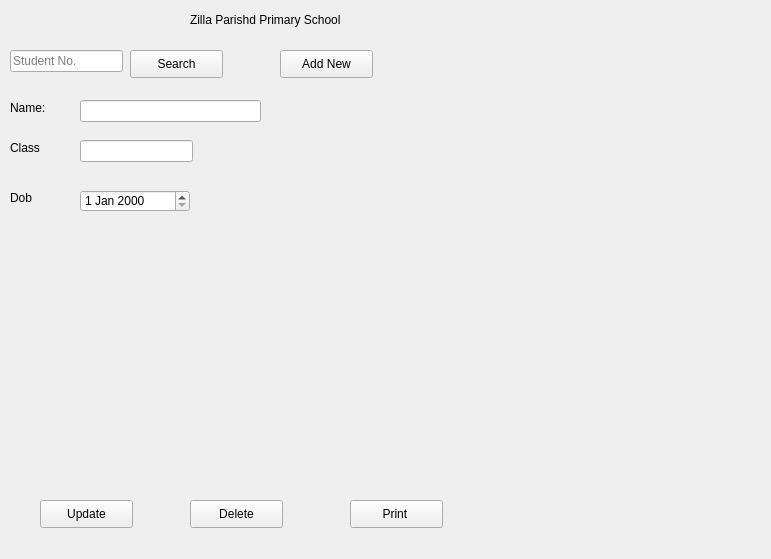
Old version of the form design/main.ui in the repository Frost-fusion/TC_.
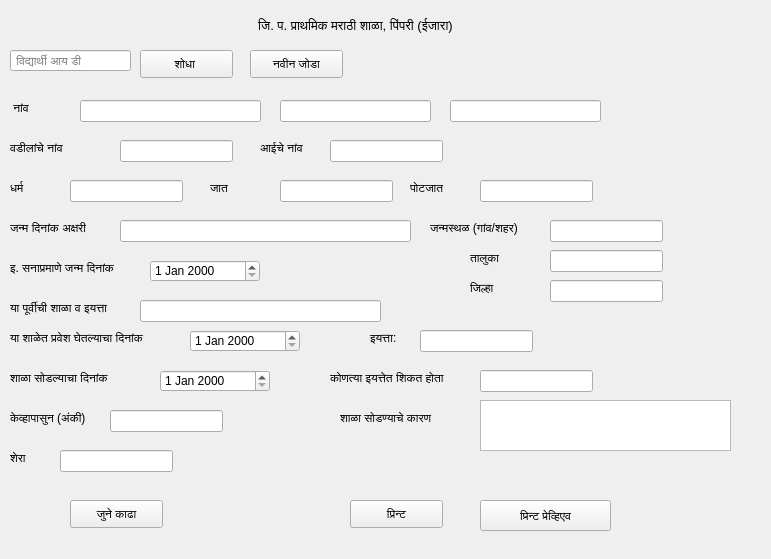
New version of the form.

Patch:
```diff
--- a/design/main.ui
+++ b/design/main.ui
@@ -18,12 +18,23 @@
     <rect>
      <x>190</x>
      <y>10</y>
-     <width>221</width>
-     <height>20</height>
+     <width>331</width>
+     <height>31</height>
     </rect>
    </property>
+   <property name="font">
+    <font>
+     <pointsize>10</pointsize>
+    </font>
+   </property>
+   <property name="layoutDirection">
+    <enum>Qt::LeftToRight</enum>
+   </property>
    <property name="text">
-    <string>Zilla Parishd Primary School</string>
+    <string>जि. प. प्राथमिक मराठी शाळा, पिंपरी (ईजारा)</string>
+   </property>
+   <property name="alignment">
+    <set>Qt::AlignCenter</set>
    </property>
   </widget>
   <widget class="QLineEdit" name="lineEdit">
@@ -31,25 +42,25 @@
     <rect>
      <x>10</x>
      <y>50</y>
-     <width>113</width>
-     <height>22</height>
+     <width>121</width>
+     <height>21</height>
     </rect>
    </property>
    <property name="placeholderText">
-    <string>Student No.</string>
+    <string> विद्यार्थी आय डी</string>
    </property>
   </widget>
   <widget class="QPushButton" name="pushButton">
    <property name="geometry">
     <rect>
-     <x>130</x>
+     <x>140</x>
      <y>50</y>
      <width>93</width>
      <height>28</height>
     </rect>
    </property>
    <property name="text">
-    <string>Search</string>
+    <string>शोधा </string>
    </property>
   </widget>
   <widget class="QLineEdit" name="lineEdit_2">
@@ -72,46 +83,46 @@
     </rect>
    </property>
    <property name="text">
-    <string>Name:</string>
+    <string> नांव</string>
    </property>
   </widget>
   <widget class="QPushButton" name="pushButton_2">
    <property name="geometry">
     <rect>
-     <x>40</x>
+     <x>480</x>
      <y>500</y>
-     <width>93</width>
-     <height>28</height>
+     <width>131</width>
+     <height>31</height>
     </rect>
    </property>
    <property name="text">
-    <string>Update</string>
+    <string>प्रिन्ट प्रेव्हिएव</string>
    </property>
   </widget>
   <widget class="QPushButton" name="pushButton_3">
    <property name="geometry">
     <rect>
-     <x>280</x>
+     <x>250</x>
      <y>50</y>
      <width>93</width>
      <height>28</height>
     </rect>
    </property>
    <property name="text">
-    <string>Add New</string>
+    <string>नवीन जोडा</string>
    </property>
   </widget>
   <widget class="QPushButton" name="pushButton_4">
    <property name="geometry">
     <rect>
-     <x>190</x>
+     <x>70</x>
      <y>500</y>
      <width>93</width>
      <height>28</height>
     </rect>
    </property>
    <property name="text">
-    <string>Delete</string>
+    <string>जुने काढा</string>
    </property>
   </widget>
   <widget class="QPushButton" name="please">
@@ -124,7 +135,7 @@
     </rect>
    </property>
    <property name="text">
-    <string>Print </string>
+    <string>प्रिन्ट</string>
    </property>
    <property name="checkable">
     <bool>false</bool>
@@ -138,18 +149,18 @@
     <rect>
      <x>10</x>
      <y>140</y>
-     <width>55</width>
+     <width>81</width>
      <height>16</height>
     </rect>
    </property>
    <property name="text">
-    <string>Class</string>
+    <string>वडीलांचे नांव</string>
    </property>
   </widget>
   <widget class="QLineEdit" name="classLineEdit">
    <property name="geometry">
     <rect>
-     <x>80</x>
+     <x>120</x>
      <y>140</y>
      <width>113</width>
      <height>22</height>
@@ -161,27 +172,460 @@
     </font>
    </property>
   </widget>
-  <widget class="QDateEdit" name="dateEdit">
-   <property name="geometry">
-    <rect>
-     <x>80</x>
-     <y>190</y>
-     <width>110</width>
-     <height>22</height>
-    </rect>
-   </property>
-  </widget>
   <widget class="QLabel" name="label_4">
    <property name="geometry">
     <rect>
      <x>10</x>
-     <y>190</y>
+     <y>220</y>
+     <width>101</width>
+     <height>16</height>
+    </rect>
+   </property>
+   <property name="text">
+    <string>जन्म दिनांक अक्षरी</string>
+   </property>
+  </widget>
+  <widget class="QLineEdit" name="middleName">
+   <property name="geometry">
+    <rect>
+     <x>280</x>
+     <y>100</y>
+     <width>151</width>
+     <height>22</height>
+    </rect>
+   </property>
+  </widget>
+  <widget class="QLineEdit" name="lastname">
+   <property name="geometry">
+    <rect>
+     <x>450</x>
+     <y>100</y>
+     <width>151</width>
+     <height>22</height>
+    </rect>
+   </property>
+  </widget>
+  <widget class="QLabel" name="label_5">
+   <property name="geometry">
+    <rect>
+     <x>260</x>
+     <y>140</y>
+     <width>61</width>
+     <height>16</height>
+    </rect>
+   </property>
+   <property name="text">
+    <string>आईचे नांव</string>
+   </property>
+  </widget>
+  <widget class="QLineEdit" name="mothername">
+   <property name="geometry">
+    <rect>
+     <x>330</x>
+     <y>140</y>
+     <width>113</width>
+     <height>22</height>
+    </rect>
+   </property>
+   <property name="font">
+    <font>
+     <family>Kruti Dev 010</family>
+    </font>
+   </property>
+  </widget>
+  <widget class="QLabel" name="label_6">
+   <property name="geometry">
+    <rect>
+     <x>10</x>
+     <y>180</y>
      <width>55</width>
      <height>16</height>
     </rect>
    </property>
    <property name="text">
-    <string>Dob</string>
+    <string>धर्म</string>
+   </property>
+  </widget>
+  <widget class="QLabel" name="label_7">
+   <property name="geometry">
+    <rect>
+     <x>210</x>
+     <y>180</y>
+     <width>55</width>
+     <height>16</height>
+    </rect>
+   </property>
+   <property name="text">
+    <string>जात</string>
+   </property>
+  </widget>
+  <widget class="QLabel" name="label_8">
+   <property name="geometry">
+    <rect>
+     <x>410</x>
+     <y>180</y>
+     <width>55</width>
+     <height>16</height>
+    </rect>
+   </property>
+   <property name="text">
+    <string>पोटजात</string>
+   </property>
+  </widget>
+  <widget class="QLineEdit" name="religion">
+   <property name="geometry">
+    <rect>
+     <x>70</x>
+     <y>180</y>
+     <width>113</width>
+     <height>22</height>
+    </rect>
+   </property>
+   <property name="font">
+    <font>
+     <family>Kruti Dev 010</family>
+    </font>
+   </property>
+  </widget>
+  <widget class="QLineEdit" name="caste">
+   <property name="geometry">
+    <rect>
+     <x>280</x>
+     <y>180</y>
+     <width>113</width>
+     <height>22</height>
+    </rect>
+   </property>
+   <property name="font">
+    <font>
+     <family>Kruti Dev 010</family>
+    </font>
+   </property>
+  </widget>
+  <widget class="QLineEdit" name="subcaste">
+   <property name="geometry">
+    <rect>
+     <x>480</x>
+     <y>180</y>
+     <width>113</width>
+     <height>22</height>
+    </rect>
+   </property>
+   <property name="font">
+    <font>
+     <family>Kruti Dev 010</family>
+    </font>
+   </property>
+  </widget>
+  <widget class="QLineEdit" name="dob">
+   <property name="geometry">
+    <rect>
+     <x>120</x>
+     <y>220</y>
+     <width>291</width>
+     <height>22</height>
+    </rect>
+   </property>
+  </widget>
+  <widget class="QLabel" name="label_9">
+   <property name="geometry">
+    <rect>
+     <x>430</x>
+     <y>220</y>
+     <width>121</width>
+     <height>16</height>
+    </rect>
+   </property>
+   <property name="text">
+    <string>जन्मस्थळ (गांव/शहर)</string>
+   </property>
+  </widget>
+  <widget class="QLineEdit" name="birthPlace">
+   <property name="geometry">
+    <rect>
+     <x>550</x>
+     <y>220</y>
+     <width>113</width>
+     <height>22</height>
+    </rect>
+   </property>
+   <property name="font">
+    <font>
+     <family>Kruti Dev 010</family>
+    </font>
+   </property>
+  </widget>
+  <widget class="QLabel" name="label_10">
+   <property name="geometry">
+    <rect>
+     <x>470</x>
+     <y>250</y>
+     <width>55</width>
+     <height>16</height>
+    </rect>
+   </property>
+   <property name="text">
+    <string>तालुका</string>
+   </property>
+  </widget>
+  <widget class="QLineEdit" name="talauka">
+   <property name="geometry">
+    <rect>
+     <x>550</x>
+     <y>250</y>
+     <width>113</width>
+     <height>22</height>
+    </rect>
+   </property>
+   <property name="font">
+    <font>
+     <family>Kruti Dev 010</family>
+    </font>
+   </property>
+  </widget>
+  <widget class="QLineEdit" name="district">
+   <property name="geometry">
+    <rect>
+     <x>550</x>
+     <y>280</y>
+     <width>113</width>
+     <height>22</height>
+    </rect>
+   </property>
+   <property name="font">
+    <font>
+     <family>Kruti Dev 010</family>
+    </font>
+   </property>
+  </widget>
+  <widget class="QLabel" name="label_11">
+   <property name="geometry">
+    <rect>
+     <x>470</x>
+     <y>280</y>
+     <width>55</width>
+     <height>16</height>
+    </rect>
+   </property>
+   <property name="text">
+    <string>जिल्हा</string>
+   </property>
+  </widget>
+  <widget class="QLabel" name="label_12">
+   <property name="geometry">
+    <rect>
+     <x>10</x>
+     <y>260</y>
+     <width>151</width>
+     <height>16</height>
+    </rect>
+   </property>
+   <property name="text">
+    <string>इ. सनाप्रमाणे जन्म दिनांक</string>
+   </property>
+  </widget>
+  <widget class="QDateEdit" name="bobInCal">
+   <property name="geometry">
+    <rect>
+     <x>150</x>
+     <y>260</y>
+     <width>110</width>
+     <height>22</height>
+    </rect>
+   </property>
+  </widget>
+  <widget class="QLabel" name="label_13">
+   <property name="geometry">
+    <rect>
+     <x>10</x>
+     <y>300</y>
+     <width>131</width>
+     <height>16</height>
+    </rect>
+   </property>
+   <property name="text">
+    <string>या पूर्वीची शाळा व इयत्ता</string>
+   </property>
+  </widget>
+  <widget class="QLabel" name="label_14">
+   <property name="geometry">
+    <rect>
+     <x>10</x>
+     <y>330</y>
+     <width>171</width>
+     <height>16</height>
+    </rect>
+   </property>
+   <property name="text">
+    <string>या शाळेत प्रवेश घेतल्याचा दिनांक</string>
+   </property>
+  </widget>
+  <widget class="QDateEdit" name="addDate">
+   <property name="geometry">
+    <rect>
+     <x>190</x>
+     <y>330</y>
+     <width>110</width>
+     <height>22</height>
+    </rect>
+   </property>
+  </widget>
+  <widget class="QLabel" name="label_15">
+   <property name="geometry">
+    <rect>
+     <x>370</x>
+     <y>330</y>
+     <width>55</width>
+     <height>16</height>
+    </rect>
+   </property>
+   <property name="text">
+    <string>इयत्ता:</string>
+   </property>
+  </widget>
+  <widget class="QLineEdit" name="class_2">
+   <property name="geometry">
+    <rect>
+     <x>420</x>
+     <y>330</y>
+     <width>113</width>
+     <height>22</height>
+    </rect>
+   </property>
+   <property name="font">
+    <font>
+     <family>Kruti Dev 010</family>
+    </font>
+   </property>
+  </widget>
+  <widget class="QLabel" name="label_16">
+   <property name="geometry">
+    <rect>
+     <x>10</x>
+     <y>370</y>
+     <width>161</width>
+     <height>16</height>
+    </rect>
+   </property>
+   <property name="text">
+    <string>शाळा सोडल्याचा दिनांक</string>
+   </property>
+  </widget>
+  <widget class="QDateEdit" name="schoolLeft">
+   <property name="geometry">
+    <rect>
+     <x>160</x>
+     <y>370</y>
+     <width>110</width>
+     <height>22</height>
+    </rect>
+   </property>
+  </widget>
+  <widget class="QLabel" name="label_17">
+   <property name="geometry">
+    <rect>
+     <x>330</x>
+     <y>370</y>
+     <width>141</width>
+     <height>16</height>
+    </rect>
+   </property>
+   <property name="text">
+    <string>कोणत्या इयत्तेत शिकत होता </string>
+   </property>
+  </widget>
+  <widget class="QLineEdit" name="formerClass">
+   <property name="geometry">
+    <rect>
+     <x>480</x>
+     <y>370</y>
+     <width>113</width>
+     <height>22</height>
+    </rect>
+   </property>
+   <property name="font">
+    <font>
+     <family>Kruti Dev 010</family>
+    </font>
+   </property>
+  </widget>
+  <widget class="QLabel" name="label_18">
+   <property name="geometry">
+    <rect>
+     <x>10</x>
+     <y>410</y>
+     <width>101</width>
+     <height>16</height>
+    </rect>
+   </property>
+   <property name="text">
+    <string>केव्हापासुन (अंकी)</string>
+   </property>
+  </widget>
+  <widget class="QLineEdit" name="formWhenClass">
+   <property name="geometry">
+    <rect>
+     <x>110</x>
+     <y>410</y>
+     <width>113</width>
+     <height>22</height>
+    </rect>
+   </property>
+  </widget>
+  <widget class="QLabel" name="label_19">
+   <property name="geometry">
+    <rect>
+     <x>340</x>
+     <y>410</y>
+     <width>121</width>
+     <height>16</height>
+    </rect>
+   </property>
+   <property name="text">
+    <string>शाळा सोडण्याचे कारण</string>
+   </property>
+  </widget>
+  <widget class="QPlainTextEdit" name="leavingReason">
+   <property name="geometry">
+    <rect>
+     <x>480</x>
+     <y>400</y>
+     <width>251</width>
+     <height>51</height>
+    </rect>
+   </property>
+  </widget>
+  <widget class="QLabel" name="label_20">
+   <property name="geometry">
+    <rect>
+     <x>10</x>
+     <y>450</y>
+     <width>55</width>
+     <height>16</height>
+    </rect>
+   </property>
+   <property name="text">
+    <string>शेरा</string>
+   </property>
+  </widget>
+  <widget class="QLineEdit" name="shera">
+   <property name="geometry">
+    <rect>
+     <x>60</x>
+     <y>450</y>
+     <width>113</width>
+     <height>22</height>
+    </rect>
+   </property>
+  </widget>
+  <widget class="QLineEdit" name="formerSchool">
+   <property name="geometry">
+    <rect>
+     <x>140</x>
+     <y>300</y>
+     <width>241</width>
+     <height>22</height>
+    </rect>
    </property>
   </widget>
  </widget>
```
Left out of the diff: 14 changed lines with no effect on the pictures.
